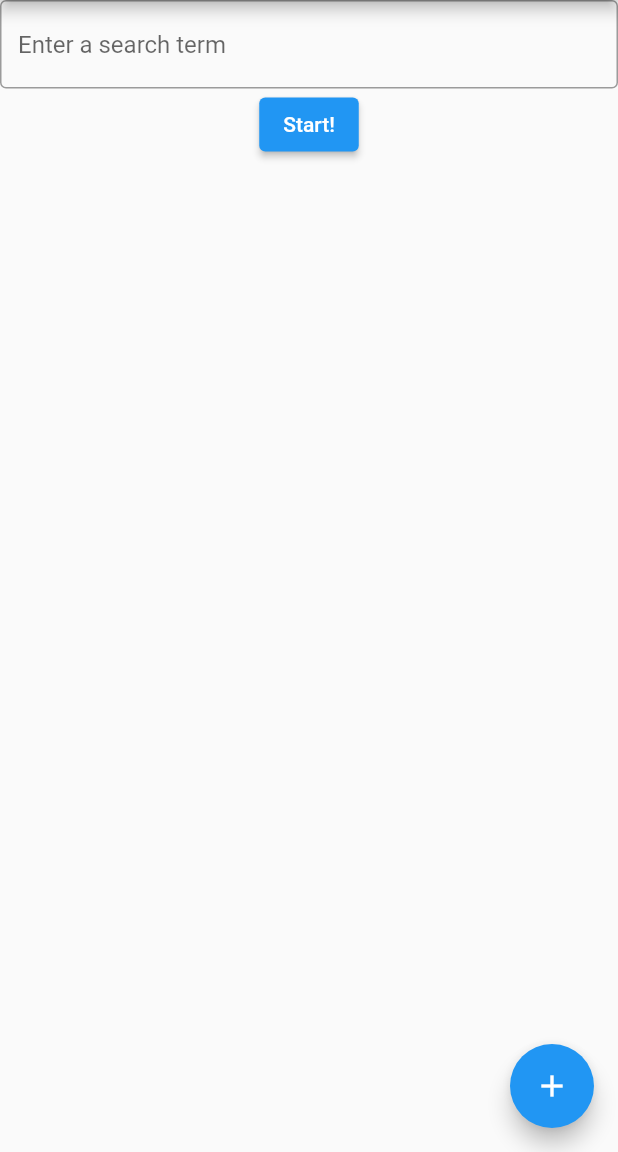
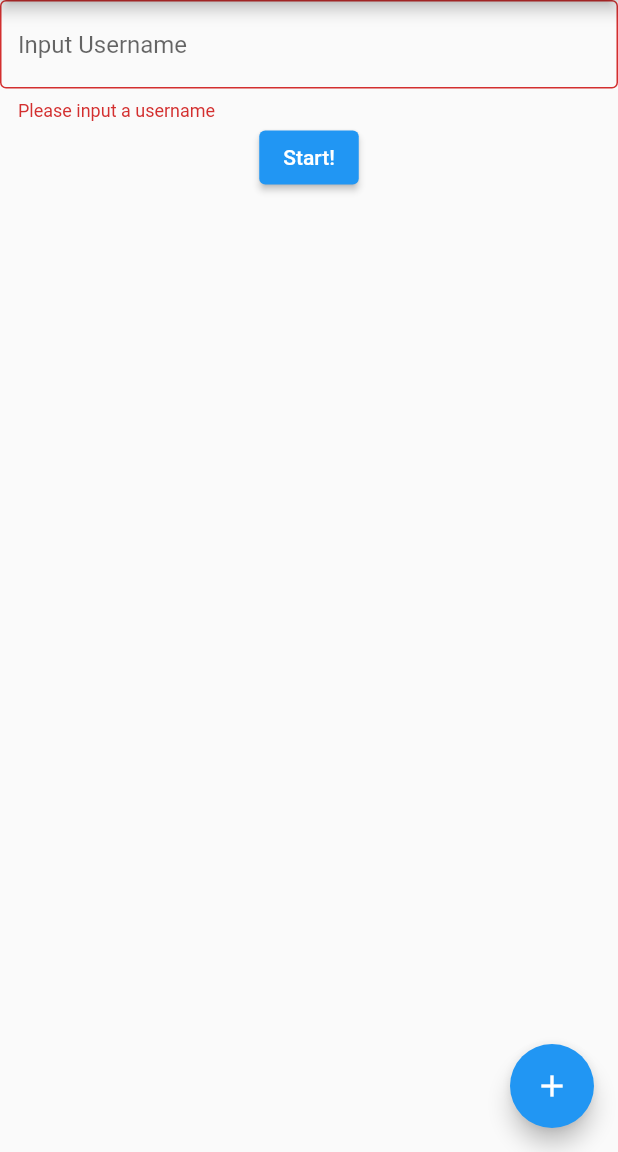
Before and after one commit to Gsilver123/Hotato, a Flutter app: the screen it shows after launch, after a tap on "Start!", on a phone screen of 412 x 824 dp, the part 84-1236 px from its top. Run offline on Flutter 3.47's test engine with Material 2 defaults, Android fonts, the phone set to English and light mode, and no system bars.

Commit message:
Login Completed With Request

```diff
--- /dev/null
+++ b/hotato/lib/apiService.dart
@@ -0,0 +1,23 @@
+import 'dart:convert';
+import 'package:http/http.dart' as http;
+
+class ApiService {
+  void postInitialUser(String username, Function(bool) callback) async {
+    final response = await http.post(Uri.https('qz1wuu0nif.execute-api.us-east-1.amazonaws.com', 'alpha'),
+      headers: <String, String>{
+        'Content-Type': 'application/json; charset=UTF-8',
+      },
+      body: jsonEncode(<String, String>{
+        'username': username,
+      }),
+    );
+
+    if (response.statusCode == 200) {
+      print('completed');
+    } else {
+      print(response.statusCode);
+    }
+
+    callback(response.statusCode == 200);
+  }
+}
--- a/hotato/lib/loginScreen.dart
+++ b/hotato/lib/loginScreen.dart
@@ -11,15 +11,17 @@ class LoginScreen extends StatefulWidget {
 class _LoginScreenState extends State<LoginScreen> {
 
   final TextEditingController textController = TextEditingController();
+  final form = GlobalKey<FormState>();
 
   void attemptLogin() {
-    if (textController.text.isNotEmpty) {
-      widget.onLogin();
+    final isValid = form.currentState.validate();
+    if (isValid) {
+      widget.onLogin(textController.text);
     }
   }
 
-  String validationText() {
-    if (textController.text.isNotEmpty) {
+  String validationText(String text) {
+    if (text.isEmpty) {
       return 'Please input a username';
     } else {
       return null;
@@ -30,13 +32,18 @@ class _LoginScreenState extends State<LoginScreen> {
   Widget build(BuildContext context) {
     return Column (
       children: [
-        TextField(
-          controller: textController,
-          decoration: InputDecoration(
-            border: OutlineInputBorder(),
-            hintText: 'Enter a search term',
-            errorText: validationText()
-          ),
+        Form(
+          key: form,
+          child: TextFormField(
+            controller: textController,
+            validator: (text) {
+              return validationText(text);
+            },
+            decoration: InputDecoration(
+              border: OutlineInputBorder(),
+              hintText: 'Input Username'
+            ),
+          )
         ),
         ElevatedButton(
           onPressed: attemptLogin,
--- a/hotato/lib/main.dart
+++ b/hotato/lib/main.dart
@@ -1,6 +1,7 @@
 import 'package:flutter/material.dart';
 import 'imageFling.dart';
 import 'loginScreen.dart';
+import 'apiService.dart';
 
 void main() {
   runApp(MyApp());
@@ -49,6 +50,8 @@ class MyHomePage extends StatefulWidget {
 
 class _MyHomePageState extends State<MyHomePage> {
 
+  ApiService apiService = ApiService();
+
   bool hasFlicked = false;
   bool hasLoggedIn = false;
 
@@ -61,7 +64,9 @@ class _MyHomePageState extends State<MyHomePage> {
     // fast, so that you can just rebuild anything that needs updating rather
     // than having to individually change instances of widgets.
 
-    Widget loginPage = LoginScreen();
+    Widget loginPage = LoginScreen(onLogin: (username) {
+      requestNewUser(username);
+    },);
 
     Widget spinningPotato = Container(
       child: ImageFling(onComplete: onComplete)
@@ -92,4 +97,12 @@ class _MyHomePageState extends State<MyHomePage> {
       hasFlicked = true;
     });
   }
+
+  void requestNewUser(String username) {
+    apiService.postInitialUser(username, (isLoggedIn) {
+      if (isLoggedIn) {
+        setState(() { hasLoggedIn = true; });
+      }
+    });
+  }
 }
--- a/hotato/pubspec.yaml
+++ b/hotato/pubspec.yaml
@@ -28,6 +28,7 @@ dependencies:
   # The following adds the Cupertino Icons font to your application.
   # Use with the CupertinoIcons class for iOS style icons.
   cupertino_icons: ^1.0.2
+  http: ^0.13.1
 
 dev_dependencies:
   flutter_test:
```
Also changed, not shown: hotato/pubspec.lock, 1 other file.
